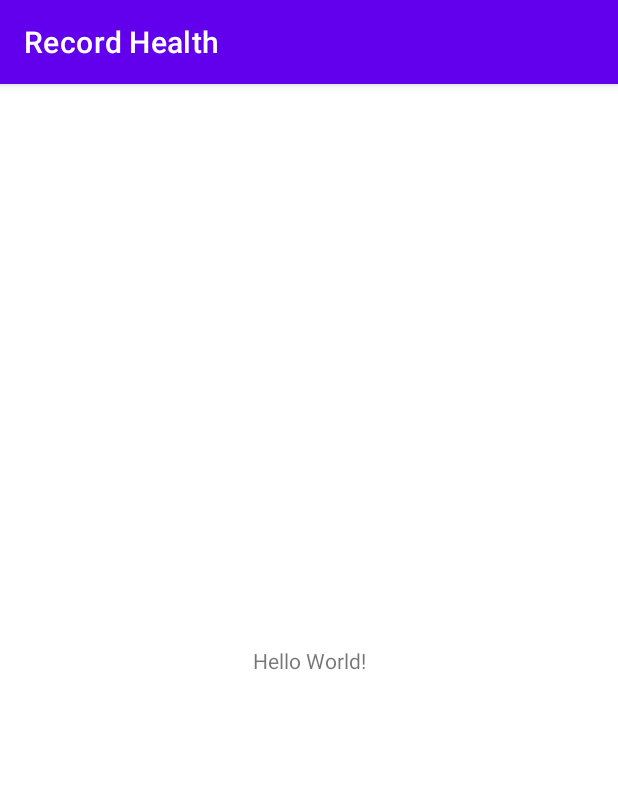
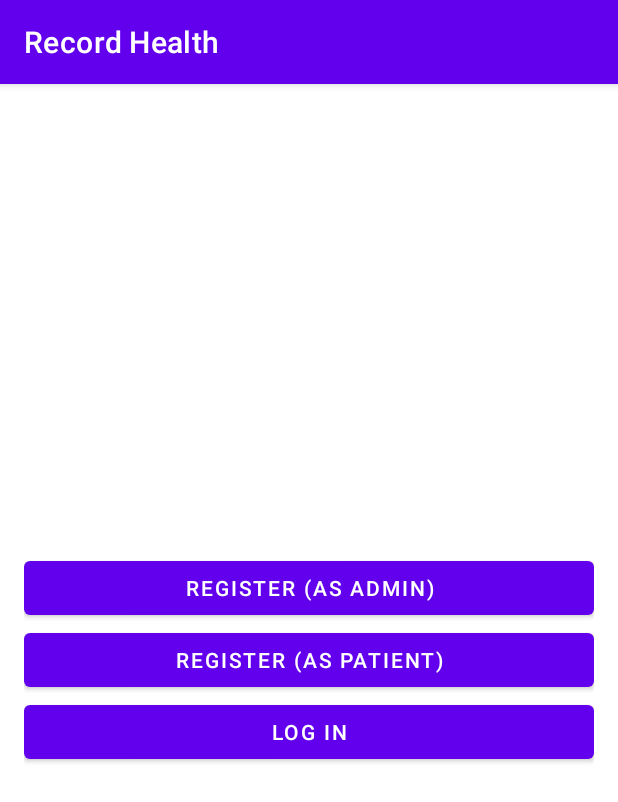
Before and after one commit to HealthTeam17/Record-Health, an Android app: the screen it shows after launch (MainActivity), on a phone screen of 412 x 824 dp. Shown: the top 802 px of the screen. Run offline under Robolectric (Android 15) with nearby library versions, the phone set to English and light mode, and no system bars; our stand-ins replace navigation-ui.

Commit message:
Replace Navigation dependencies with Kotlin version
Add WelcomeFragment, AdminRegistrationFragment, PatientRegistrationFragment, LoginFragment
Set up MainActivity to use Navigation

```diff
--- a/app/src/main/java/com/healthteam17/recordhealth/MainActivity.kt
+++ b/app/src/main/java/com/healthteam17/recordhealth/MainActivity.kt
@@ -2,10 +2,30 @@
 
 import androidx.appcompat.app.AppCompatActivity
 import android.os.Bundle
+import androidx.navigation.NavController
+import androidx.navigation.fragment.NavHostFragment
+import androidx.navigation.ui.NavigationUI.setupActionBarWithNavController
 
 class MainActivity : AppCompatActivity() {
+
+    private lateinit var mNavController: NavController
+
     override fun onCreate(savedInstanceState: Bundle?) {
         super.onCreate(savedInstanceState)
         setContentView(R.layout.activity_main)
+
+        // Retrieve NavController from the NavHostFragment
+        val navHostFragment = supportFragmentManager
+            .findFragmentById(R.id.nav_host_fragment) as NavHostFragment
+        mNavController = navHostFragment.navController
+        // Set up the action bar for use with the NavController
+        setupActionBarWithNavController(this, mNavController)
+    }
+
+    /**
+     * Handle navigation when the user chooses Up from the action bar.
+     */
+    override fun onSupportNavigateUp(): Boolean {
+        return mNavController.navigateUp() || super.onSupportNavigateUp()
     }
 }
--- /dev/null
+++ b/app/src/main/java/com/healthteam17/recordhealth/WelcomeFragment.kt
@@ -0,0 +1,59 @@
+package com.healthteam17.recordhealth
+
+import android.os.Bundle
+import androidx.fragment.app.Fragment
+import android.view.LayoutInflater
+import android.view.View
+import android.view.ViewGroup
+
+// TODO: Rename parameter arguments, choose names that match
+// the fragment initialization parameters, e.g. ARG_ITEM_NUMBER
+private const val ARG_PARAM1 = "param1"
+private const val ARG_PARAM2 = "param2"
+
+/**
+ * A simple [Fragment] subclass.
+ * Use the [WelcomeFragment.newInstance] factory method to
+ * create an instance of this fragment.
+ */
+class WelcomeFragment : Fragment() {
+    // TODO: Rename and change types of parameters
+    private var param1: String? = null
+    private var param2: String? = null
+
+    override fun onCreate(savedInstanceState: Bundle?) {
+        super.onCreate(savedInstanceState)
+        arguments?.let {
+            param1 = it.getString(ARG_PARAM1)
+            param2 = it.getString(ARG_PARAM2)
+        }
+    }
+
+    override fun onCreateView(
+        inflater: LayoutInflater, container: ViewGroup?,
+        savedInstanceState: Bundle?
+    ): View? {
+        // Inflate the layout for this fragment
+        return inflater.inflate(R.layout.fragment_welcome, container, false)
+    }
+
+    companion object {
+        /**
+         * Use this factory method to create a new instance of
+         * this fragment using the provided parameters.
+         *
+         * @param param1 Parameter 1.
+         * @param param2 Parameter 2.
+         * @return A new instance of fragment WelcomeFragment.
+         */
+        // TODO: Rename and change types and number of parameters
+        @JvmStatic
+        fun newInstance(param1: String, param2: String) =
+            WelcomeFragment().apply {
+                arguments = Bundle().apply {
+                    putString(ARG_PARAM1, param1)
+                    putString(ARG_PARAM2, param2)
+                }
+            }
+    }
+}
--- a/app/src/main/res/layout/activity_main.xml
+++ b/app/src/main/res/layout/activity_main.xml
@@ -6,13 +6,16 @@
     android:layout_height="match_parent"
     tools:context=".MainActivity">
 
-    <TextView
-        android:layout_width="wrap_content"
-        android:layout_height="wrap_content"
-        android:text="Hello World!"
+    <androidx.fragment.app.FragmentContainerView
+        android:id="@+id/nav_host_fragment"
+        android:name="androidx.navigation.fragment.NavHostFragment"
+        android:layout_width="0dp"
+        android:layout_height="0dp"
+        app:defaultNavHost="true"
         app:layout_constraintBottom_toBottomOf="parent"
-        app:layout_constraintEnd_toEndOf="parent"
-        app:layout_constraintStart_toStartOf="parent"
-        app:layout_constraintTop_toTopOf="parent" />
+        app:layout_constraintLeft_toLeftOf="parent"
+        app:layout_constraintRight_toRightOf="parent"
+        app:layout_constraintTop_toTopOf="parent"
+        app:navGraph="@navigation/nav_graph" />
 
 </androidx.constraintlayout.widget.ConstraintLayout>
--- /dev/null
+++ b/app/src/main/res/layout/fragment_welcome.xml
@@ -0,0 +1,39 @@
+<?xml version="1.0" encoding="utf-8"?>
+<androidx.constraintlayout.widget.ConstraintLayout xmlns:android="http://schemas.android.com/apk/res/android"
+    xmlns:app="http://schemas.android.com/apk/res-auto"
+    xmlns:tools="http://schemas.android.com/tools"
+    android:layout_width="match_parent"
+    android:layout_height="match_parent"
+    tools:context=".WelcomeFragment">
+
+    <LinearLayout
+        android:layout_width="match_parent"
+        android:layout_height="match_parent"
+        android:orientation="vertical"
+        android:gravity="center_vertical"
+        android:layout_marginStart="16dp"
+        android:layout_marginEnd="16dp"
+        android:layout_marginTop="8dp"
+        android:layout_marginBottom="8dp">
+
+        <Button
+            android:id="@+id/button_admin_reg"
+            android:layout_width="match_parent"
+            android:layout_height="wrap_content"
+            android:text="Register (as admin)"/>
+
+        <Button
+            android:id="@+id/button_patient_reg"
+            android:layout_width="match_parent"
+            android:layout_height="wrap_content"
+            android:text="Register (as patient)" />
+
+        <Button
+            android:id="@+id/button_log_in"
+            android:layout_width="match_parent"
+            android:layout_height="wrap_content"
+            android:text="Log In" />
+
+    </LinearLayout>
+
+</androidx.constraintlayout.widget.ConstraintLayout>
--- /dev/null
+++ b/app/src/main/res/navigation/nav_graph.xml
@@ -0,0 +1,67 @@
+<?xml version="1.0" encoding="utf-8"?>
+<navigation xmlns:android="http://schemas.android.com/apk/res/android"
+    xmlns:app="http://schemas.android.com/apk/res-auto"
+    xmlns:tools="http://schemas.android.com/tools"
+    android:id="@+id/nav_graph"
+    app:startDestination="@id/welcome_fragment">
+
+    <fragment
+        android:id="@+id/welcome_fragment"
+        android:name="com.healthteam17.recordhealth.WelcomeFragment"
+        android:label="@string/app_name"
+        tools:layout="@layout/fragment_welcome">
+        <action
+            android:id="@+id/action_welcomeFragment_to_adminRegistrationFragment"
+            app:destination="@id/admin_registration_fragment" />
+        <action
+            android:id="@+id/action_welcomeFragment_to_patientRegistrationFragment"
+            app:destination="@id/patient_registration_fragment" />
+    </fragment>
+
+    <fragment
+        android:id="@+id/admin_registration_fragment"
+        android:name="com.healthteam17.recordhealth.AdminRegistrationFragment"
+        android:label="Admin Registration"
+        tools:layout="@layout/fragment_admin_registration">
+        <action
+            android:id="@+id/action_adminRegistrationFragment_to_welcomeFragment"
+            app:destination="@id/welcome_fragment" />
+        <action
+            android:id="@+id/action_adminRegistrationFragment_to_loginRegistrationFragment"
+            app:destination="@id/login_fragment" />
+    </fragment>
+
+    <fragment
+        android:id="@+id/patient_registration_fragment"
+        android:name="com.healthteam17.recordhealth.PatientRegistrationFragment"
+        android:label="Patient Registration"
+        tools:layout="@layout/fragment_patient_registration">
+        <action
+            android:id="@+id/action_patientRegistrationFragment_to_welcomeFragment"
+            app:destination="@id/welcome_fragment" />
+        <action
+            android:id="@+id/action_patientRegistrationFragment_to_loginRegistrationFragment"
+            app:destination="@id/login_fragment" />
+    </fragment>
+
+    <fragment
+        android:id="@+id/login_fragment"
+        android:name="com.healthteam17.recordhealth.LoginFragment"
+        android:label="Login"
+        tools:layout="@layout/fragment_login">
+    <action
+        android:id="@+id/action_loginFragment_to_dashboardFragment"
+        app:destination="@id/dashboard_fragment" />
+    </fragment>
+
+    <fragment
+        android:id="@+id/dashboard_fragment"
+        android:name="com.healthteam17.recordhealth.DashboardFragment"
+        android:label="Dashboard"
+        tools:layout="@layout/fragment_dashboard">
+    <action
+        android:id="@+id/action_dashboardFragment_to_welcomeFragment"
+        app:destination="@id/welcome_fragment" />
+    </fragment>
+
+</navigation>
--- a/app/src/main/res/values/strings.xml
+++ b/app/src/main/res/values/strings.xml
@@ -1,3 +1,5 @@
 <resources>
     <string name="app_name">Record Health</string>
+    <!-- TODO: Remove or change this placeholder text -->
+    <string name="hello_blank_fragment">Hello blank fragment</string>
 </resources>
```
Also changed, not shown: app/build.gradle (+6 -9 lines), app/src/main/java/com/healthteam17/recordhealth/AdminRegistrationFragment.kt (added, +59 -0 lines), app/src/main/java/com/healthteam17/recordhealth/DashboardFragment.kt (added, +59 -0 lines), app/src/main/java/com/healthteam17/recordhealth/LoginFragment.kt (added, +59 -0 lines), app/src/main/java/com/healthteam17/recordhealth/PatientRegistrationFragment.kt (added, +59 -0 lines), app/src/main/res/layout/fragment_admin_registration.xml (added, +14 -0 lines), app/src/main/res/layout/fragment_dashboard.xml (added, +29 -0 lines), app/src/main/res/layout/fragment_login.xml (added, +14 -0 lines), app/src/main/res/layout/fragment_patient_registration.xml (added, +14 -0 lines).
